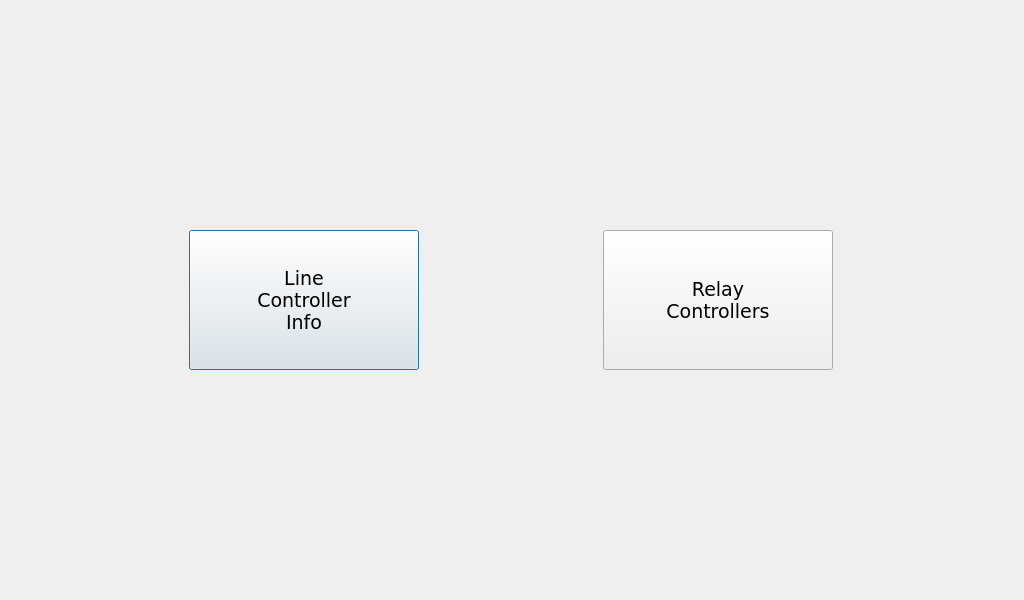
This is sterownik_glowny/bc_client/cprelcpanel.ui in bremenpl/bateria_cenralna as Qt 5 draws it before an edit. The edited form follows.
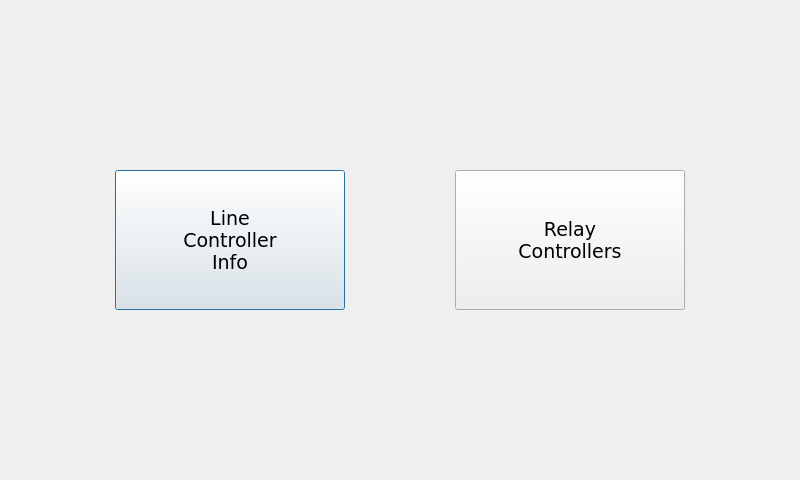
This is the edited form. Icons and pictures are not drawn.

What changed in the file:
```diff
--- a/sterownik_glowny/bc_client/cprelcpanel.ui
+++ b/sterownik_glowny/bc_client/cprelcpanel.ui
@@ -6,8 +6,8 @@
    <rect>
     <x>0</x>
     <y>0</y>
-    <width>1024</width>
-    <height>600</height>
+    <width>800</width>
+    <height>480</height>
    </rect>
   </property>
   <property name="windowTitle">
```
